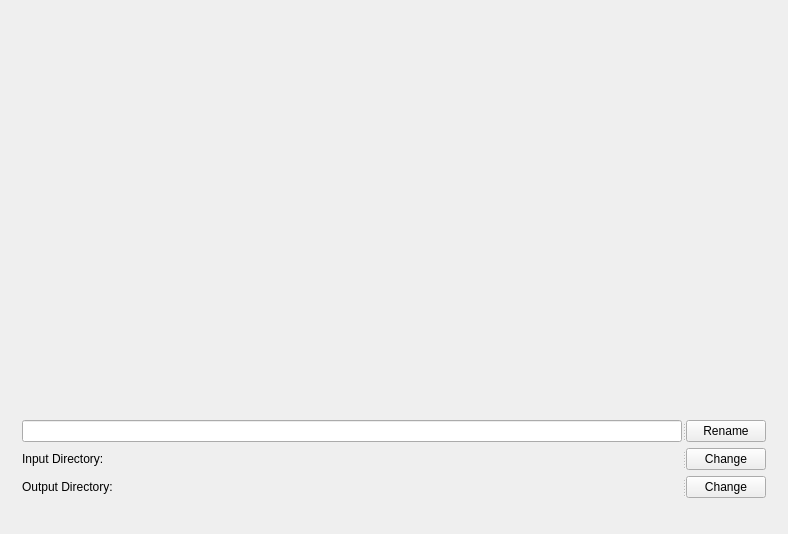
First picture: the form in scan_pipeline/ui/window.ui, repository asorge29/scan_pipeline, before the edit.
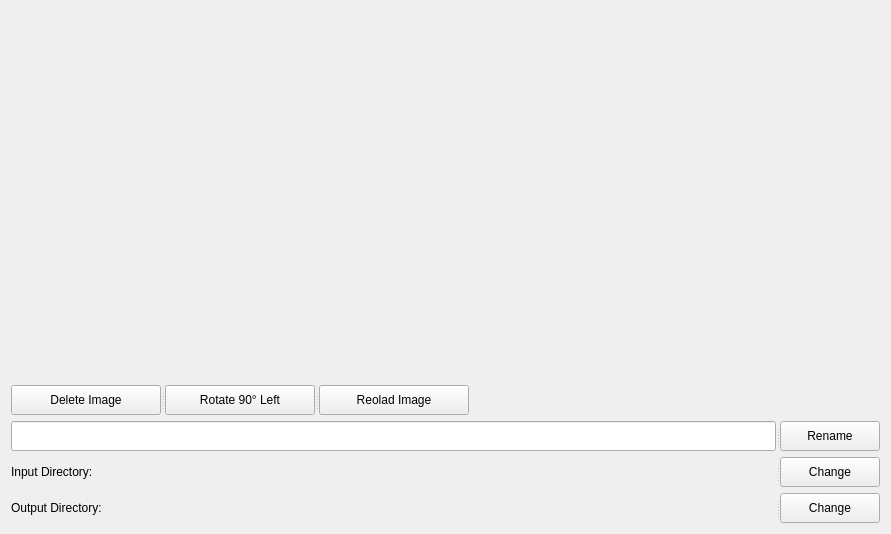
Second picture: the form after the edit.

Commit message: updated ui with new utilities

```diff
--- a/scan_pipeline/ui/window.ui
+++ b/scan_pipeline/ui/window.ui
@@ -6,39 +6,84 @@
    <rect>
     <x>0</x>
     <y>0</y>
-    <width>788</width>
+    <width>891</width>
     <height>534</height>
    </rect>
   </property>
   <property name="windowTitle">
    <string>Scan Pipeline</string>
   </property>
+  <layout class="QGridLayout" name="gridLayout">
+   <item row="0" column="0">
   <widget class="QLabel" name="imageLabel">
-   <property name="geometry">
-    <rect>
-     <x>20</x>
-     <y>10</y>
-     <width>751</width>
-     <height>381</height>
-    </rect>
-   </property>
    <property name="text">
     <string/>
    </property>
   </widget>
-  <widget class="QWidget" name="">
-   <property name="geometry">
-    <rect>
-     <x>22</x>
-     <y>420</y>
-     <width>746</width>
-     <height>92</height>
-    </rect>
-   </property>
+   </item>
+   <item row="1" column="0">
    <layout class="QVBoxLayout" name="verticalLayout">
     <property name="sizeConstraint">
      <enum>QLayout::SetFixedSize</enum>
     </property>
+     <item>
+      <widget class="QSplitter" name="splitter_4">
+       <property name="orientation">
+        <enum>Qt::Horizontal</enum>
+       </property>
+       <widget class="QPushButton" name="deleteButton">
+        <property name="sizePolicy">
+         <sizepolicy hsizetype="Fixed" vsizetype="Minimum">
+          <horstretch>0</horstretch>
+          <verstretch>0</verstretch>
+         </sizepolicy>
+        </property>
+        <property name="maximumSize">
+         <size>
+          <width>150</width>
+          <height>30</height>
+         </size>
+        </property>
+        <property name="text">
+         <string>Delete Image</string>
+        </property>
+       </widget>
+       <widget class="QPushButton" name="rotateButton">
+        <property name="sizePolicy">
+         <sizepolicy hsizetype="Minimum" vsizetype="Minimum">
+          <horstretch>0</horstretch>
+          <verstretch>0</verstretch>
+         </sizepolicy>
+        </property>
+        <property name="maximumSize">
+         <size>
+          <width>150</width>
+          <height>30</height>
+         </size>
+        </property>
+        <property name="text">
+         <string>Rotate 90° Left</string>
+        </property>
+       </widget>
+       <widget class="QPushButton" name="reloadButton">
+        <property name="sizePolicy">
+         <sizepolicy hsizetype="Minimum" vsizetype="Minimum">
+          <horstretch>0</horstretch>
+          <verstretch>0</verstretch>
+         </sizepolicy>
+        </property>
+        <property name="maximumSize">
+         <size>
+          <width>150</width>
+          <height>30</height>
+         </size>
+        </property>
+        <property name="text">
+         <string>Reolad Image</string>
+        </property>
+       </widget>
+      </widget>
+     </item>
     <item>
      <widget class="QSplitter" name="splitter">
       <property name="orientation">
@@ -46,31 +91,37 @@
       </property>
       <widget class="QLineEdit" name="newName">
        <property name="sizePolicy">
-        <sizepolicy hsizetype="Maximum" vsizetype="Fixed">
+         <sizepolicy hsizetype="Expanding" vsizetype="Minimum">
          <horstretch>0</horstretch>
          <verstretch>0</verstretch>
         </sizepolicy>
        </property>
        <property name="minimumSize">
         <size>
-         <width>660</width>
+          <width>330</width>
          <height>0</height>
         </size>
        </property>
        <property name="maximumSize">
         <size>
-         <width>660</width>
-         <height>16777215</height>
+          <width>16777215</width>
+          <height>30</height>
         </size>
        </property>
       </widget>
       <widget class="QPushButton" name="renameButton">
        <property name="sizePolicy">
-        <sizepolicy hsizetype="Fixed" vsizetype="Fixed">
+         <sizepolicy hsizetype="Fixed" vsizetype="Minimum">
          <horstretch>0</horstretch>
          <verstretch>0</verstretch>
         </sizepolicy>
        </property>
+        <property name="maximumSize">
+         <size>
+          <width>100</width>
+          <height>30</height>
+         </size>
+        </property>
        <property name="text">
         <string>Rename</string>
        </property>
@@ -84,21 +135,21 @@
       </property>
       <widget class="QLabel" name="inputDirLabel">
        <property name="sizePolicy">
-        <sizepolicy hsizetype="Maximum" vsizetype="Expanding">
+         <sizepolicy hsizetype="Expanding" vsizetype="Minimum">
          <horstretch>0</horstretch>
          <verstretch>0</verstretch>
         </sizepolicy>
        </property>
        <property name="minimumSize">
         <size>
-         <width>660</width>
+          <width>330</width>
          <height>0</height>
         </size>
        </property>
        <property name="maximumSize">
         <size>
-         <width>660</width>
-         <height>16777215</height>
+          <width>16777215</width>
+          <height>30</height>
         </size>
        </property>
        <property name="text">
@@ -107,11 +158,17 @@
       </widget>
       <widget class="QPushButton" name="changeInputButton">
        <property name="sizePolicy">
-        <sizepolicy hsizetype="Fixed" vsizetype="Fixed">
+         <sizepolicy hsizetype="Fixed" vsizetype="Minimum">
          <horstretch>0</horstretch>
          <verstretch>0</verstretch>
         </sizepolicy>
        </property>
+        <property name="maximumSize">
+         <size>
+          <width>100</width>
+          <height>30</height>
+         </size>
+        </property>
        <property name="text">
         <string>Change</string>
        </property>
@@ -125,21 +182,21 @@
       </property>
       <widget class="QLabel" name="outputDirLabel">
        <property name="sizePolicy">
-        <sizepolicy hsizetype="Maximum" vsizetype="Preferred">
+         <sizepolicy hsizetype="Expanding" vsizetype="Minimum">
          <horstretch>0</horstretch>
          <verstretch>0</verstretch>
         </sizepolicy>
        </property>
        <property name="minimumSize">
         <size>
-         <width>660</width>
+          <width>330</width>
          <height>0</height>
         </size>
        </property>
        <property name="maximumSize">
         <size>
-         <width>660</width>
-         <height>16777215</height>
+          <width>16777215</width>
+          <height>30</height>
         </size>
        </property>
        <property name="text">
@@ -148,11 +205,17 @@
       </widget>
       <widget class="QPushButton" name="changeOutputButton">
        <property name="sizePolicy">
-        <sizepolicy hsizetype="Fixed" vsizetype="Fixed">
+         <sizepolicy hsizetype="Fixed" vsizetype="Minimum">
          <horstretch>0</horstretch>
          <verstretch>0</verstretch>
         </sizepolicy>
        </property>
+        <property name="maximumSize">
+         <size>
+          <width>100</width>
+          <height>30</height>
+         </size>
+        </property>
        <property name="text">
         <string>Change</string>
        </property>
@@ -160,7 +223,8 @@
      </widget>
     </item>
    </layout>
-  </widget>
+   </item>
+  </layout>
  </widget>
  <resources/>
  <connections/>
```
Lines whose indentation alone changed are shown as unchanged. The commit also changes 1 other file.
